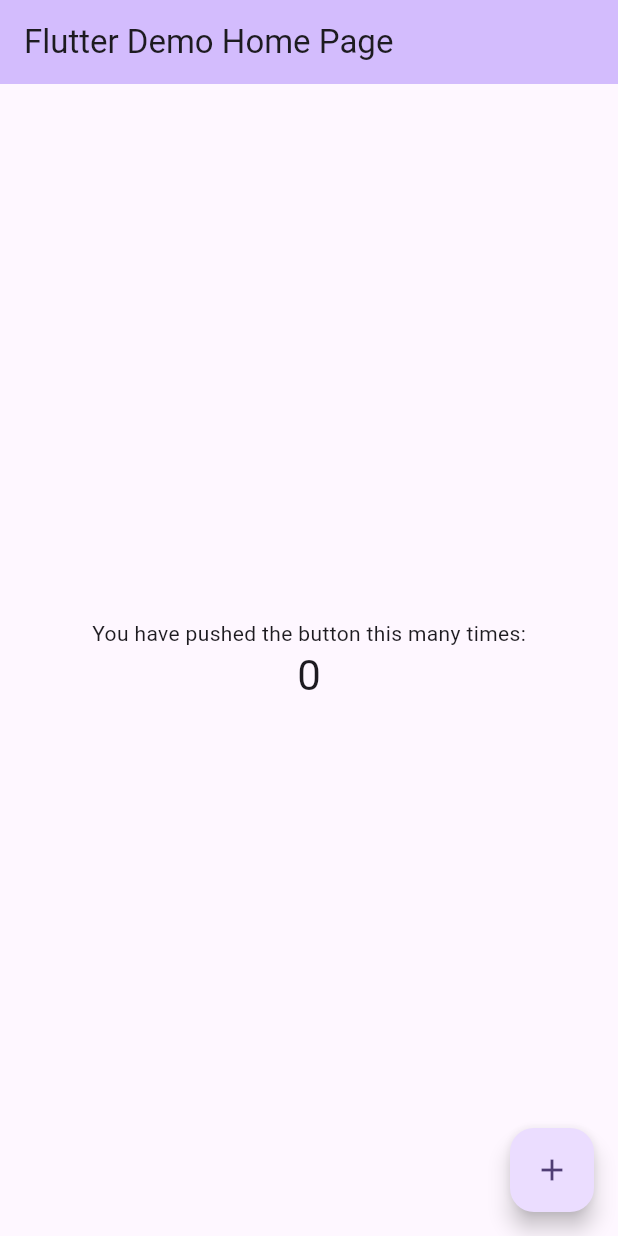
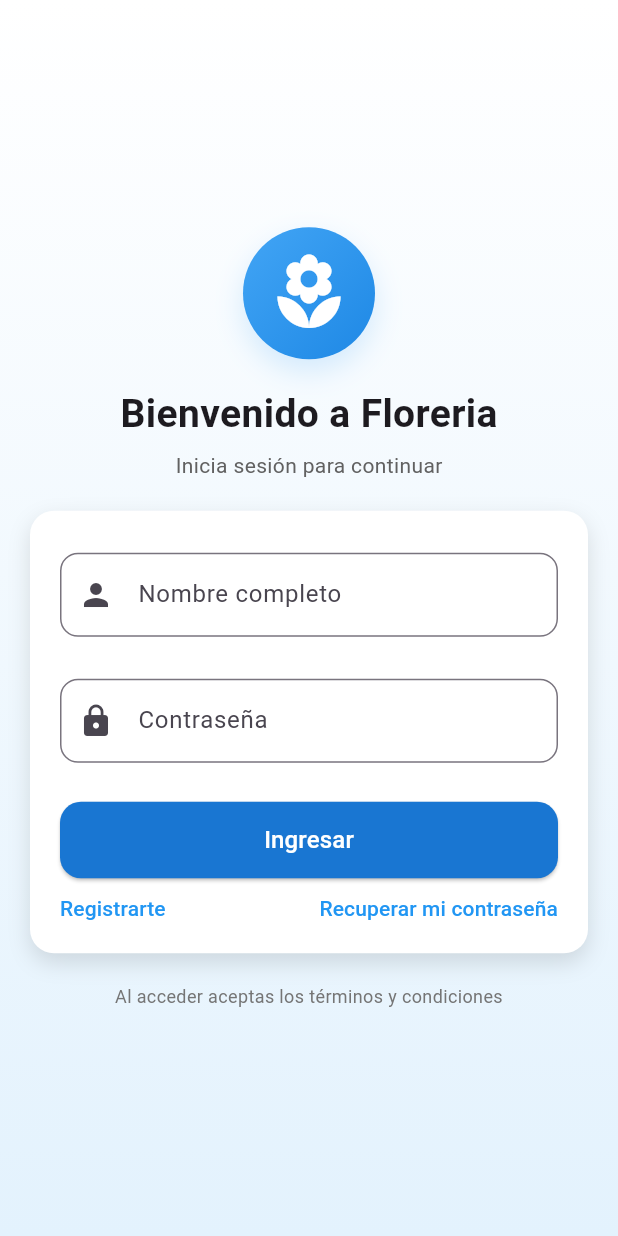
Before and after one commit to EdyBeingolea/Floreria, a Flutter app: the screen it shows after launch, on a phone screen of 412 x 824 dp. Run offline on Flutter 3.47's test engine with Material 3 defaults, Android fonts, the phone set to English and light mode, and no system bars.

Commit message:
Refactor main.dart and add login, register, buys, catalog, and home screens with custom widgets

```diff
--- a/floreria_proyect/lib/main.dart
+++ b/floreria_proyect/lib/main.dart
@@ -1,122 +1,17 @@
+import 'package:floreria_proyect/presentation/screens/login/login_screens.dart';
 import 'package:flutter/material.dart';
 
-void main() {
-  runApp(const MyApp());
-}
+void main() => runApp(const MyApp());
 
 class MyApp extends StatelessWidget {
   const MyApp({super.key});
 
-  // This widget is the root of your application.
   @override
   Widget build(BuildContext context) {
     return MaterialApp(
-      title: 'Flutter Demo',
-      theme: ThemeData(
-        // This is the theme of your application.
-        //
-        // TRY THIS: Try running your application with "flutter run". You'll see
-        // the application has a purple toolbar. Then, without quitting the app,
-        // try changing the seedColor in the colorScheme below to Colors.green
-        // and then invoke "hot reload" (save your changes or press the "hot
-        // reload" button in a Flutter-supported IDE, or press "r" if you used
-        // the command line to start the app).
-        //
-        // Notice that the counter didn't reset back to zero; the application
-        // state is not lost during the reload. To reset the state, use hot
-        // restart instead.
-        //
-        // This works for code too, not just values: Most code changes can be
-        // tested with just a hot reload.
-        colorScheme: ColorScheme.fromSeed(seedColor: Colors.deepPurple),
-      ),
-      home: const MyHomePage(title: 'Flutter Demo Home Page'),
+      title: 'Material App',
+      debugShowCheckedModeBanner: false,
+      home: Scaffold(body: const LoginScreens()),
     );
   }
 }
-
-class MyHomePage extends StatefulWidget {
-  const MyHomePage({super.key, required this.title});
-
-  // This widget is the home page of your application. It is stateful, meaning
-  // that it has a State object (defined below) that contains fields that affect
-  // how it looks.
-
-  // This class is the configuration for the state. It holds the values (in this
-  // case the title) provided by the parent (in this case the App widget) and
-  // used by the build method of the State. Fields in a Widget subclass are
-  // always marked "final".
-
-  final String title;
-
-  @override
-  State<MyHomePage> createState() => _MyHomePageState();
-}
-
-class _MyHomePageState extends State<MyHomePage> {
-  int _counter = 0;
-
-  void _incrementCounter() {
-    setState(() {
-      // This call to setState tells the Flutter framework that something has
-      // changed in this State, which causes it to rerun the build method below
-      // so that the display can reflect the updated values. If we changed
-      // _counter without calling setState(), then the build method would not be
-      // called again, and so nothing would appear to happen.
-      _counter++;
-    });
-  }
-
-  @override
-  Widget build(BuildContext context) {
-    // This method is rerun every time setState is called, for instance as done
-    // by the _incrementCounter method above.
-    //
-    // The Flutter framework has been optimized to make rerunning build methods
-    // fast, so that you can just rebuild anything that needs updating rather
-    // than having to individually change instances of widgets.
-    return Scaffold(
-      appBar: AppBar(
-        // TRY THIS: Try changing the color here to a specific color (to
-        // Colors.amber, perhaps?) and trigger a hot reload to see the AppBar
-        // change color while the other colors stay the same.
-        backgroundColor: Theme.of(context).colorScheme.inversePrimary,
-        // Here we take the value from the MyHomePage object that was created by
-        // the App.build method, and use it to set our appbar title.
-        title: Text(widget.title),
-      ),
-      body: Center(
-        // Center is a layout widget. It takes a single child and positions it
-        // in the middle of the parent.
-        child: Column(
-          // Column is also a layout widget. It takes a list of children and
-          // arranges them vertically. By default, it sizes itself to fit its
-          // children horizontally, and tries to be as tall as its parent.
-          //
-          // Column has various properties to control how it sizes itself and
-          // how it positions its children. Here we use mainAxisAlignment to
-          // center the children vertically; the main axis here is the vertical
-          // axis because Columns are vertical (the cross axis would be
-          // horizontal).
-          //
-          // TRY THIS: Invoke "debug painting" (choose the "Toggle Debug Paint"
-          // action in the IDE, or press "p" in the console), to see the
-          // wireframe for each widget.
-          mainAxisAlignment: MainAxisAlignment.center,
-          children: <Widget>[
-            const Text('You have pushed the button this many times:'),
-            Text(
-              '$_counter',
-              style: Theme.of(context).textTheme.headlineMedium,
-            ),
-          ],
-        ),
-      ),
-      floatingActionButton: FloatingActionButton(
-        onPressed: _incrementCounter,
-        tooltip: 'Increment',
-        child: const Icon(Icons.add),
-      ), // This trailing comma makes auto-formatting nicer for build methods.
-    );
-  }
-}
--- /dev/null
+++ b/floreria_proyect/lib/presentation/screens/login/login_screens.dart
@@ -0,0 +1,173 @@
+import 'package:floreria_proyect/presentation/widgets/LinkTextButton_widgets.dart';
+import 'package:floreria_proyect/presentation/widgets/botoom_widgets.dart';
+import 'package:floreria_proyect/presentation/widgets/field_widgets.dart';
+import 'package:flutter/material.dart';
+
+class LoginScreens extends StatefulWidget {
+  const LoginScreens({super.key});
+
+  @override
+  State<LoginScreens> createState() => _LoginScreensState();
+}
+
+class _LoginScreensState extends State<LoginScreens> {
+  final _formKey = GlobalKey<FormState>();
+  final _nameController = TextEditingController();
+  final _passwordController = TextEditingController();
+
+  @override
+  Widget build(BuildContext context) {
+    return Scaffold(
+      body: Container(
+        decoration: BoxDecoration(
+          gradient: LinearGradient(
+            begin: Alignment.topCenter,
+            end: Alignment.bottomCenter,
+            colors: [Colors.white, Colors.blue.shade50],
+          ),
+        ),
+        child: SafeArea(
+          child: Padding(
+            padding: const EdgeInsets.symmetric(
+              horizontal: 20.0,
+              vertical: 24.0,
+            ),
+            child: Center(
+              child: SingleChildScrollView(
+                child: ConstrainedBox(
+                  constraints: const BoxConstraints(maxWidth: 420),
+                  child: Column(
+                    mainAxisSize: MainAxisSize.min,
+                    children: [
+                      // Decorative header
+                      Container(
+                        padding: const EdgeInsets.all(16),
+                        decoration: BoxDecoration(
+                          shape: BoxShape.circle,
+                          gradient: LinearGradient(
+                            colors: [
+                              Colors.blue.shade400,
+                              Colors.blue.shade600,
+                            ],
+                            begin: Alignment.topLeft,
+                            end: Alignment.bottomRight,
+                          ),
+                          boxShadow: [
+                            BoxShadow(
+                              color: Colors.blue.shade100.withOpacity(0.6),
+                              blurRadius: 16,
+                              offset: const Offset(0, 8),
+                            ),
+                          ],
+                        ),
+                        child: const Icon(
+                          Icons.local_florist,
+                          size: 56,
+                          color: Colors.white,
+                        ),
+                      ),
+                      const SizedBox(height: 18),
+                      const Text(
+                        'Bienvenido a Floreria',
+                        style: TextStyle(
+                          fontSize: 26,
+                          fontWeight: FontWeight.w700,
+                        ),
+                      ),
+                      const SizedBox(height: 6),
+                      Text(
+                        'Inicia sesión para continuar',
+                        style: TextStyle(
+                          fontSize: 14,
+                          color: Colors.grey.shade700,
+                        ),
+                      ),
+                      const SizedBox(height: 20),
+
+                      // Card with form
+                      Container(
+                        padding: const EdgeInsets.all(20.0),
+                        decoration: BoxDecoration(
+                          color: Colors.white,
+                          borderRadius: BorderRadius.circular(16),
+                          boxShadow: [
+                            BoxShadow(
+                              color: Colors.black12,
+                              blurRadius: 12,
+                              offset: const Offset(0, 6),
+                            ),
+                          ],
+                        ),
+                        child: Form(
+                          key: _formKey,
+                          child: Column(
+                            mainAxisSize: MainAxisSize.min,
+                            children: [
+                              CustomTextField(
+                                label: "Nombre completo",
+                                controller: _nameController,
+                                icon: Icons.person,
+                                validator: (value) =>
+                                    value == null || value.isEmpty
+                                    ? 'Campo requerido'
+                                    : null,
+                              ),
+                              const SizedBox(height: 12),
+                              CustomTextField(
+                                label: "Contraseña",
+                                controller: _passwordController,
+                                obscureText: true,
+                                icon: Icons.lock,
+                                validator: (value) =>
+                                    (value == null || value.length < 6)
+                                    ? 'Mínimo 6 caracteres'
+                                    : null,
+                              ),
+                              const SizedBox(height: 18),
+                              CustomButton(
+                                text: "Ingresar",
+                                onPressed: () {},
+                                color: Colors.blue.shade700,
+                                radius: 14,
+                                vertical: 14,
+                              ),
+                              const SizedBox(height: 10),
+                              Row(
+                                mainAxisAlignment:
+                                    MainAxisAlignment.spaceBetween,
+                                children: [
+                                  LinkTextButton(
+                                    text: 'Registrarte',
+                                    onPressed: () {},
+                                  ),
+                                  LinkTextButton(
+                                    text: 'Recuperar mi contraseña',
+                                    onPressed: () {},
+                                  ),
+                                ],
+                              ),
+                            ],
+                          ),
+                        ),
+                      ),
+                      const SizedBox(height: 20),
+                      // Small footer text
+                      Text(
+                        'Al acceder aceptas los términos y condiciones',
+                        style: TextStyle(
+                          fontSize: 12,
+                          color: Colors.grey.shade600,
+                        ),
+                        textAlign: TextAlign.center,
+                      ),
+                    ],
+                  ),
+                ),
+              ),
+            ),
+          ),
+        ),
+      ),
+    );
+  }
+}
--- /dev/null
+++ b/floreria_proyect/lib/presentation/widgets/LinkTextButton_widgets.dart
@@ -0,0 +1,38 @@
+import 'package:flutter/material.dart';
+
+class LinkTextButton extends StatelessWidget {
+  final String text;
+  final VoidCallback onPressed;
+  final Color color;
+  final double fontSize;
+  final FontWeight fontWeight;
+
+  const LinkTextButton({
+    super.key,
+    required this.text,
+    required this.onPressed,
+    this.color = Colors.blue,
+    this.fontSize = 14,
+    this.fontWeight = FontWeight.w500,
+  });
+
+  @override
+  Widget build(BuildContext context) {
+    return TextButton(
+      onPressed: onPressed,
+      style: TextButton.styleFrom(
+        padding: EdgeInsets.zero,
+        minimumSize: const Size(0, 0),
+        tapTargetSize: MaterialTapTargetSize.shrinkWrap,
+      ),
+      child: Text(
+        text,
+        style: TextStyle(
+          color: color,
+          fontSize: fontSize,
+          fontWeight: fontWeight,
+        ),
+      ),
+    );
+  }
+}
--- /dev/null
+++ b/floreria_proyect/lib/presentation/widgets/botoom_widgets.dart
@@ -0,0 +1,43 @@
+import 'package:flutter/material.dart';
+
+class CustomButton extends StatelessWidget {
+  final String text;
+  final VoidCallback onPressed;
+  final Color color;
+  final double radius;
+  final double width;
+  final double vertical;
+  final double horizontal;
+
+  const CustomButton({
+    super.key,
+    required this.text,
+    required this.onPressed,
+    required this.color,
+    required this.radius,
+    this.width = double.infinity,
+    this.vertical = 12.0,
+    this.horizontal = 0.0,
+  });
+
+  @override
+  Widget build(BuildContext context) {
+    return SizedBox(
+      width: width,
+      child: ElevatedButton(
+        onPressed: onPressed,
+        style: ElevatedButton.styleFrom(
+          backgroundColor: color,
+          shape: RoundedRectangleBorder(
+            borderRadius: BorderRadius.circular(radius),
+          ),
+          padding: EdgeInsets.symmetric(
+            vertical: vertical,
+            horizontal: horizontal,
+          ),
+        ),
+        child: Text(text, style: TextStyle(fontSize: 16, color: Colors.white)),
+      ),
+    );
+  }
+}
--- /dev/null
+++ b/floreria_proyect/lib/presentation/widgets/field_widgets.dart
@@ -0,0 +1,38 @@
+import 'package:flutter/material.dart';
+
+class CustomTextField extends StatelessWidget {
+  final String label;
+  final TextEditingController controller;
+  final TextInputType keyboardType;
+  final bool obscureText;
+  final String? Function(String?)? validator;
+  final IconData? icon;
+
+  const CustomTextField({
+    Key? key,
+    required this.label,
+    required this.controller,
+    this.keyboardType = TextInputType.text,
+    this.obscureText = false,
+    this.validator,
+    this.icon,
+  }) : super(key: key);
+
+  @override
+  Widget build(BuildContext context) {
+    return Padding(
+      padding: const EdgeInsets.symmetric(vertical: 8.0),
+      child: TextFormField(
+        controller: controller,
+        keyboardType: keyboardType,
+        obscureText: obscureText,
+        validator: validator,
+        decoration: InputDecoration(
+          labelText: label,
+          prefixIcon: icon != null ? Icon(icon) : null,
+          border: OutlineInputBorder(borderRadius: BorderRadius.circular(12)),
+        ),
+      ),
+    );
+  }
+}
```
Also changed, not shown: floreria_proyect/lib/presentation/screens/buys/buys_screen.dart (added, +15 -0 lines), floreria_proyect/lib/presentation/screens/catalog/catalog_screen.dart (added, +15 -0 lines), floreria_proyect/lib/presentation/screens/home/home_screean.dart (added, +64 -0 lines), floreria_proyect/lib/presentation/screens/login/register_screens.dart (added, +63 -0 lines).
